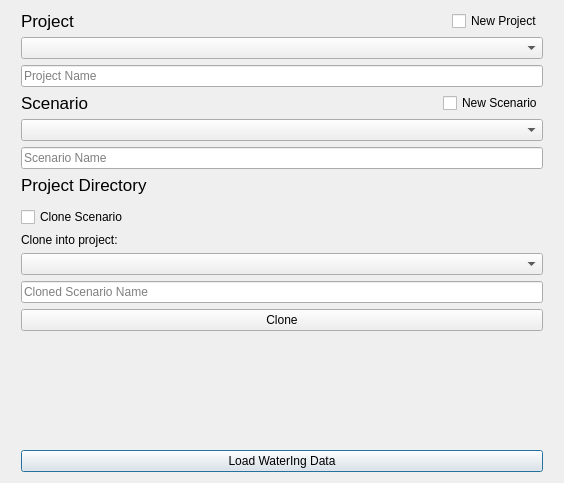
The window that ui/watering_load_dialog.ui (Ingeniousware/QGISWaterIng) describes before a commit, drawn with Qt 5.
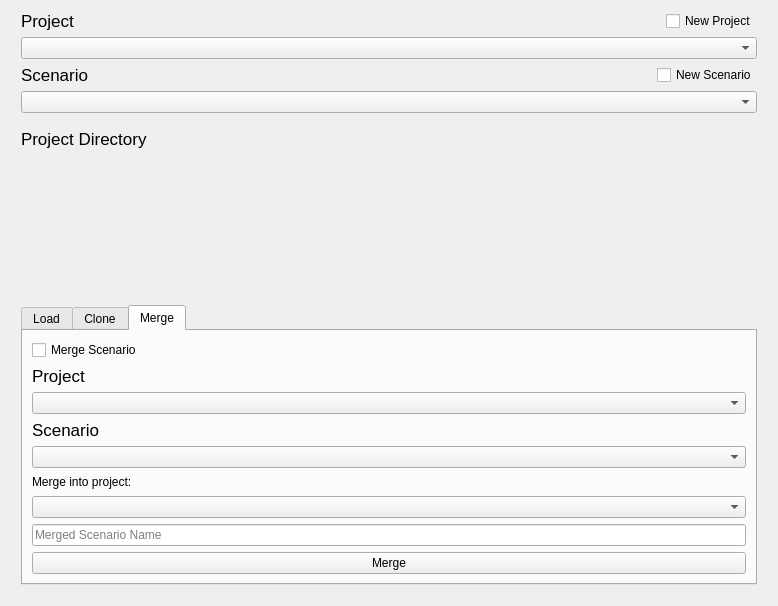
The same window after the commit. The open tabs and pages were chosen to show the change. Custom widgets are drawn as their Qt base class.

Commit message: merging scenarios pre version

```diff
--- a/ui/watering_load_dialog.ui
+++ b/ui/watering_load_dialog.ui
@@ -9,52 +9,276 @@
    <rect>
     <x>0</x>
     <y>0</y>
-    <width>564</width>
-    <height>483</height>
+    <width>778</width>
+    <height>606</height>
    </rect>
   </property>
   <property name="windowTitle">
    <string>Load WaterIng Data</string>
   </property>
   <layout class="QGridLayout" name="gridLayout">
-   <item row="10" column="1">
-    <widget class="QgsFileWidget" name="newShpDirectory">
-     <property name="storageMode">
-      <enum>QgsFileWidget::GetDirectory</enum>
-     </property>
-    </widget>
+   <item row="2" column="1">
+    <widget class="QComboBox" name="projects_box"/>
    </item>
-   <item row="7" column="1">
-    <layout class="QHBoxLayout" name="horizontalLayout_2">
-     <item>
-      <widget class="QLineEdit" name="create_scenario">
-       <property name="placeholderText">
-        <string>Scenario Name</string>
-       </property>
-      </widget>
-     </item>
-    </layout>
-   </item>
-   <item row="12" column="1">
-    <layout class="QHBoxLayout" name="horizontalLayout_7">
-     <item>
-      <widget class="QCheckBox" name="cloneCheckBox">
-       <property name="text">
-        <string>Clone Scenario</string>
-       </property>
-      </widget>
-     </item>
-    </layout>
-   </item>
-   <item row="25" column="1">
-    <widget class="QPushButton" name="newProjectBtn">
+   <item row="9" column="1">
+    <widget class="QLabel" name="projectLabel3">
+     <property name="sizePolicy">
+      <sizepolicy hsizetype="Expanding" vsizetype="Fixed">
+       <horstretch>0</horstretch>
+       <verstretch>0</verstretch>
+      </sizepolicy>
+     </property>
+     <property name="font">
+      <font>
+       <pointsize>13</pointsize>
+       <weight>50</weight>
+       <bold>false</bold>
+      </font>
+     </property>
      <property name="text">
-      <string>Load WaterIng Data</string>
+      <string>Project Directory</string>
      </property>
     </widget>
    </item>
-   <item row="6" column="1">
-    <widget class="QComboBox" name="scenarios_box"/>
+   <item row="20" column="1">
+    <widget class="QTabWidget" name="container">
+     <property name="sizePolicy">
+      <sizepolicy hsizetype="Preferred" vsizetype="Preferred">
+       <horstretch>0</horstretch>
+       <verstretch>0</verstretch>
+      </sizepolicy>
+     </property>
+     <property name="font">
+      <font>
+       <kerning>false</kerning>
+      </font>
+     </property>
+     <property name="currentIndex">
+      <number>0</number>
+     </property>
+     <widget class="QWidget" name="Load_4">
+      <property name="autoFillBackground">
+       <bool>false</bool>
+      </property>
+      <property name="styleSheet">
+       <string notr="true"/>
+      </property>
+      <attribute name="title">
+       <string>Load</string>
+      </attribute>
+      <layout class="QVBoxLayout" name="verticalLayout">
+       <item>
+        <widget class="QLineEdit" name="new_project_name">
+         <property name="placeholderText">
+          <string>Project Name</string>
+         </property>
+        </widget>
+       </item>
+       <item>
+        <widget class="QLineEdit" name="create_scenario">
+         <property name="placeholderText">
+          <string>Scenario Name</string>
+         </property>
+        </widget>
+       </item>
+       <item>
+        <widget class="QLabel" name="errorLogin_4">
+         <property name="styleSheet">
+          <string notr="true">color:red</string>
+         </property>
+         <property name="text">
+          <string/>
+         </property>
+        </widget>
+       </item>
+       <item>
+        <widget class="QPushButton" name="newProjectBtn">
+         <property name="text">
+          <string>Load WaterIng Data</string>
+         </property>
+        </widget>
+       </item>
+      </layout>
+     </widget>
+     <widget class="QWidget" name="advanced_4">
+      <attribute name="title">
+       <string>Clone</string>
+      </attribute>
+      <layout class="QVBoxLayout" name="verticalLayout_5">
+       <item>
+        <layout class="QHBoxLayout" name="horizontalLayout_24">
+         <property name="sizeConstraint">
+          <enum>QLayout::SetNoConstraint</enum>
+         </property>
+         <item>
+          <widget class="QLabel" name="clone_title">
+           <property name="sizePolicy">
+            <sizepolicy hsizetype="Preferred" vsizetype="Fixed">
+             <horstretch>0</horstretch>
+             <verstretch>0</verstretch>
+            </sizepolicy>
+           </property>
+           <property name="text">
+            <string>Clone into project:</string>
+           </property>
+          </widget>
+         </item>
+         <item>
+          <widget class="QCheckBox" name="cloneCheckBox">
+           <property name="text">
+            <string>Clone Scenario</string>
+           </property>
+          </widget>
+         </item>
+        </layout>
+       </item>
+       <item>
+        <spacer name="verticalSpacer_2">
+         <property name="orientation">
+          <enum>Qt::Vertical</enum>
+         </property>
+         <property name="sizeType">
+          <enum>QSizePolicy::Preferred</enum>
+         </property>
+         <property name="sizeHint" stdset="0">
+          <size>
+           <width>20</width>
+           <height>10</height>
+          </size>
+         </property>
+        </spacer>
+       </item>
+       <item>
+        <widget class="QComboBox" name="clone_box"/>
+       </item>
+       <item>
+        <widget class="QLineEdit" name="cloned_scenario_name">
+         <property name="placeholderText">
+          <string>Cloned Scenario Name</string>
+         </property>
+        </widget>
+       </item>
+       <item>
+        <widget class="QPushButton" name="cloneScenarioBtn">
+         <property name="text">
+          <string>Clone</string>
+         </property>
+        </widget>
+       </item>
+      </layout>
+     </widget>
+     <widget class="QWidget" name="tab">
+      <attribute name="title">
+       <string>Merge</string>
+      </attribute>
+      <layout class="QVBoxLayout" name="verticalLayout_2">
+       <item>
+        <widget class="QCheckBox" name="mergeCheckBox">
+         <property name="toolTip">
+          <string notr="true"/>
+         </property>
+         <property name="text">
+          <string>Merge Scenario</string>
+         </property>
+        </widget>
+       </item>
+       <item>
+        <widget class="QLabel" name="projectLabel_5">
+         <property name="font">
+          <font>
+           <pointsize>13</pointsize>
+           <weight>50</weight>
+           <bold>false</bold>
+           <kerning>false</kerning>
+          </font>
+         </property>
+         <property name="text">
+          <string>Project</string>
+         </property>
+        </widget>
+       </item>
+       <item>
+        <widget class="QComboBox" name="merge_projects_box"/>
+       </item>
+       <item>
+        <widget class="QLabel" name="scenarioLabel_4">
+         <property name="font">
+          <font>
+           <pointsize>13</pointsize>
+           <weight>50</weight>
+           <bold>false</bold>
+           <kerning>false</kerning>
+          </font>
+         </property>
+         <property name="text">
+          <string>Scenario</string>
+         </property>
+        </widget>
+       </item>
+       <item>
+        <widget class="QComboBox" name="merge_scenarios_box"/>
+       </item>
+       <item>
+        <widget class="QLabel" name="merge_title">
+         <property name="text">
+          <string>Merge into project:</string>
+         </property>
+        </widget>
+       </item>
+       <item>
+        <widget class="QComboBox" name="merge_box"/>
+       </item>
+       <item>
+        <widget class="QLineEdit" name="merged_scenario_name">
+         <property name="placeholderText">
+          <string>Merged Scenario Name</string>
+         </property>
+        </widget>
+       </item>
+       <item>
+        <widget class="QPushButton" name="mergeScenariosBtn">
+         <property name="text">
+          <string>Merge</string>
+         </property>
+        </widget>
+       </item>
+      </layout>
+     </widget>
+    </widget>
+   </item>
+   <item row="1" column="1">
+    <layout class="QHBoxLayout" name="horizontalLayout_4">
+     <item>
+      <widget class="QLabel" name="projectLabel">
+       <property name="font">
+        <font>
+         <pointsize>13</pointsize>
+         <weight>50</weight>
+         <bold>false</bold>
+        </font>
+       </property>
+       <property name="text">
+        <string>Project</string>
+       </property>
+      </widget>
+     </item>
+     <item>
+      <widget class="QCheckBox" name="newProjectCheckBox">
+       <property name="sizePolicy">
+        <sizepolicy hsizetype="Fixed" vsizetype="Fixed">
+         <horstretch>0</horstretch>
+         <verstretch>0</verstretch>
+        </sizepolicy>
+       </property>
+       <property name="text">
+        <string>New Project</string>
+       </property>
+      </widget>
+     </item>
+    </layout>
+   </item>
+   <item row="3" column="1">
+    <layout class="QHBoxLayout" name="horizontalLayout_3"/>
    </item>
    <item row="5" column="1">
     <layout class="QHBoxLayout" name="horizontalLayout_5">
@@ -87,7 +311,7 @@
      </item>
     </layout>
    </item>
-   <item row="8" column="2">
+   <item row="9" column="2">
     <spacer name="horizontalSpacer">
      <property name="orientation">
       <enum>Qt::Horizontal</enum>
@@ -103,70 +327,36 @@
      </property>
     </spacer>
    </item>
-   <item row="1" column="1">
-    <layout class="QHBoxLayout" name="horizontalLayout_4">
-     <item>
-      <widget class="QLabel" name="projectLabel">
-       <property name="font">
-        <font>
-         <pointsize>13</pointsize>
-         <weight>50</weight>
-         <bold>false</bold>
-        </font>
-       </property>
-       <property name="text">
-        <string>Project</string>
-       </property>
-      </widget>
-     </item>
-     <item>
-      <widget class="QCheckBox" name="newProjectCheckBox">
-       <property name="sizePolicy">
-        <sizepolicy hsizetype="Fixed" vsizetype="Fixed">
-         <horstretch>0</horstretch>
-         <verstretch>0</verstretch>
-        </sizepolicy>
-       </property>
-       <property name="text">
-        <string>New Project</string>
-       </property>
-      </widget>
-     </item>
-    </layout>
+   <item row="7" column="1">
+    <layout class="QHBoxLayout" name="horizontalLayout_2"/>
+   </item>
+   <item row="6" column="1">
+    <widget class="QComboBox" name="scenarios_box"/>
+   </item>
+   <item row="9" column="0">
+    <spacer name="horizontalSpacer_2">
+     <property name="orientation">
+      <enum>Qt::Horizontal</enum>
+     </property>
+     <property name="sizeType">
+      <enum>QSizePolicy::Fixed</enum>
+     </property>
+     <property name="sizeHint" stdset="0">
+      <size>
+       <width>10</width>
+       <height>20</height>
+      </size>
+     </property>
+    </spacer>
    </item>
    <item row="21" column="1">
-    <widget class="QLineEdit" name="cloned_scenario_name">
-     <property name="placeholderText">
-      <string>Cloned Scenario Name</string>
-     </property>
-    </widget>
-   </item>
-   <item row="2" column="1">
-    <widget class="QComboBox" name="projects_box"/>
-   </item>
-   <item row="22" column="1">
-    <widget class="QPushButton" name="cloneScenarioBtn">
-     <property name="text">
-      <string>Clone</string>
-     </property>
-    </widget>
-   </item>
-   <item row="3" column="1">
-    <layout class="QHBoxLayout" name="horizontalLayout_3">
-     <item>
-      <widget class="QLineEdit" name="new_project_name">
-       <property name="placeholderText">
-        <string>Project Name</string>
-       </property>
-      </widget>
-     </item>
-    </layout>
-   </item>
-   <item row="23" column="1">
     <spacer name="verticalSpacer">
      <property name="orientation">
       <enum>Qt::Vertical</enum>
      </property>
+     <property name="sizeType">
+      <enum>QSizePolicy::Preferred</enum>
+     </property>
      <property name="sizeHint" stdset="0">
       <size>
        <width>20</width>
@@ -175,55 +365,28 @@
      </property>
     </spacer>
    </item>
-   <item row="8" column="0">
-    <spacer name="horizontalSpacer_2">
-     <property name="orientation">
-      <enum>Qt::Horizontal</enum>
+   <item row="11" column="1">
+    <widget class="QgsFileWidget" name="newShpDirectory">
+     <property name="storageMode">
+      <enum>QgsFileWidget::GetDirectory</enum>
      </property>
-     <property name="sizeType">
-      <enum>QSizePolicy::Fixed</enum>
-     </property>
-     <property name="sizeHint" stdset="0">
-      <size>
-       <width>10</width>
-       <height>20</height>
-      </size>
-     </property>
-    </spacer>
+    </widget>
    </item>
    <item row="8" column="1">
-    <widget class="QLabel" name="projectLabel_3">
-     <property name="sizePolicy">
-      <sizepolicy hsizetype="Expanding" vsizetype="Fixed">
-       <horstretch>0</horstretch>
-       <verstretch>0</verstretch>
-      </sizepolicy>
+    <spacer name="verticalSpacer_3">
+     <property name="orientation">
+      <enum>Qt::Vertical</enum>
      </property>
-     <property name="font">
-      <font>
-       <pointsize>13</pointsize>
-       <weight>50</weight>
-       <bold>false</bold>
-      </font>
+     <property name="sizeType">
+      <enum>QSizePolicy::Preferred</enum>
      </property>
-     <property name="text">
-      <string>Project Directory</string>
+     <property name="sizeHint" stdset="0">
+      <size>
+       <width>20</width>
+       <height>10</height>
+      </size>
      </property>
-    </widget>
-   </item>
-   <item row="16" column="1">
-    <layout class="QHBoxLayout" name="horizontalLayout">
-     <item>
-      <widget class="QLabel" name="clone_title">
-       <property name="text">
-        <string>Clone into project:</string>
-       </property>
-      </widget>
-     </item>
-    </layout>
-   </item>
-   <item row="17" column="1">
-    <widget class="QComboBox" name="clone_box"/>
+    </spacer>
    </item>
   </layout>
  </widget>
```
The commit also changes 1 other file.
